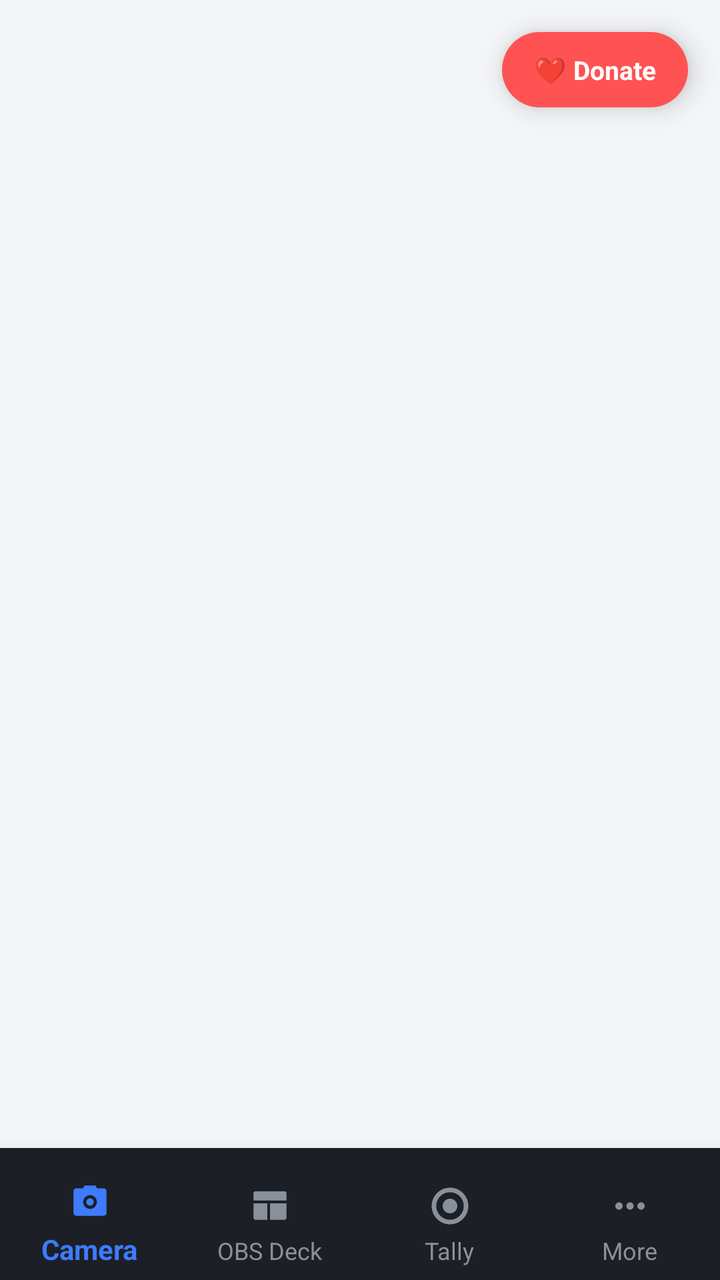
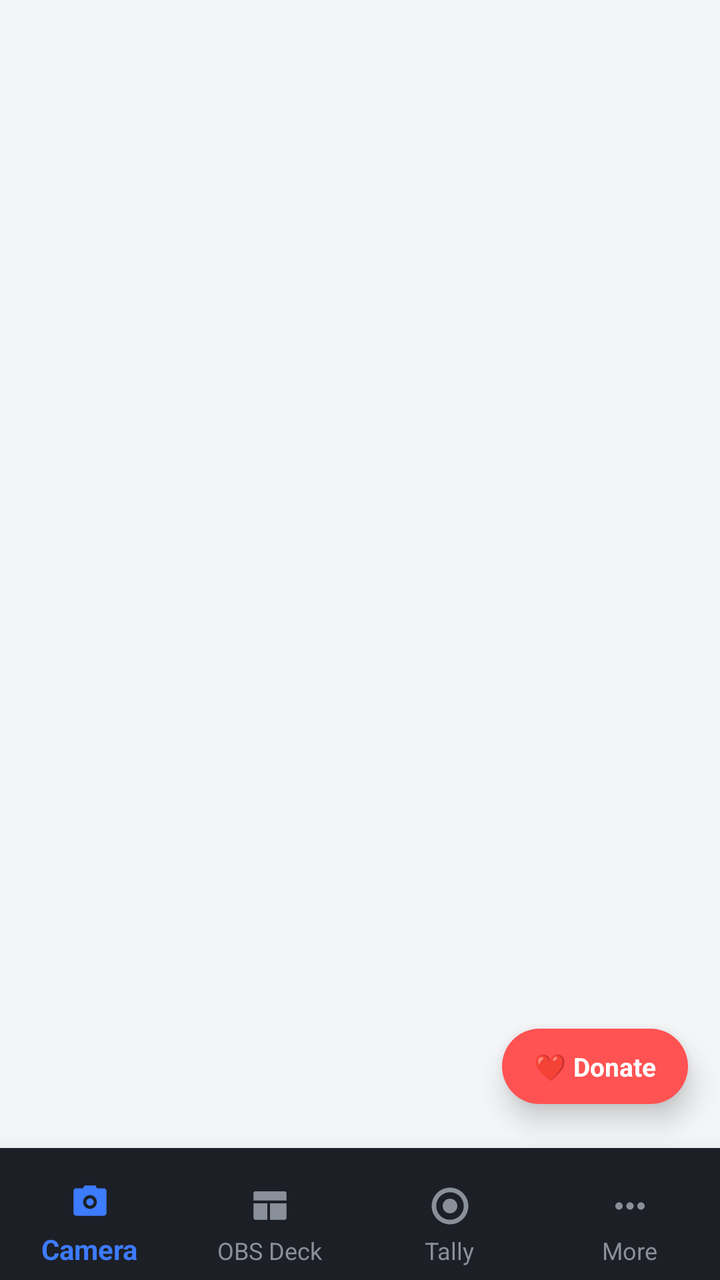

The first picture is an Android layout as it rendered before a commit; the second is the same layout after the commit. The layout source and the unified diff follow.
<!-- AndroidManifest.xml: application theme Theme.CameraPlugin -->
<!-- res/layout/activity_main.xml -->
<?xml version="1.0" encoding="utf-8"?>
<FrameLayout xmlns:android="http://schemas.android.com/apk/res/android"
    xmlns:app="http://schemas.android.com/apk/res-auto"
    android:layout_width="match_parent"
    android:layout_height="match_parent">

    <LinearLayout
        android:layout_width="match_parent"
        android:layout_height="match_parent"
        android:orientation="vertical"
        android:background="@color/bg">

        <FrameLayout
            android:id="@+id/fragment_container"
            android:layout_width="match_parent"
            android:layout_height="0dp"
            android:layout_weight="1"
            android:background="@color/bg" />

        <include android:id="@+id/bottomNav" layout="@layout/bottom_nav_bar" />
    </LinearLayout>

    <TextView
        android:id="@+id/donateFab"
        android:layout_width="wrap_content"
        android:layout_height="wrap_content"
        android:layout_gravity="top|end"
        android:layout_margin="16dp"
        android:text="❤ Donate"
        android:textColor="#FFFFFF"
        android:textStyle="bold"
        android:textSize="13sp"
        android:paddingStart="16dp"
        android:paddingEnd="16dp"
        android:paddingTop="10dp"
        android:paddingBottom="10dp"
        android:background="@drawable/bg_donate_fab"
        android:elevation="8dp"
        android:clickable="true"
        android:focusable="true" />

</FrameLayout>
<!-- res/layout/bottom_nav_bar.xml (included above) -->
<?xml version="1.0" encoding="utf-8"?>
<com.google.android.material.bottomnavigation.BottomNavigationView
    xmlns:android="http://schemas.android.com/apk/res/android"
    xmlns:app="http://schemas.android.com/apk/res-auto"
    android:id="@+id/bottomNav"
    android:layout_width="match_parent"
    android:layout_height="wrap_content"
    android:minHeight="56dp"
    android:paddingTop="10dp"
    android:layout_gravity="bottom"
    android:background="@drawable/bg_dock_menu"
    android:elevation="16dp"
    app:menu="@menu/bottom_nav_menu"
    app:labelVisibilityMode="labeled"
    app:itemIconTint="@color/dock_icon_tint"
    app:itemTextColor="@color/dock_icon_tint"
    app:itemIconSize="22dp"
    app:itemRippleColor="@android:color/transparent"
    app:itemBackground="@android:color/transparent" />
<!-- resources referenced by this layout -->
<resources>
  <color name="bg">#F4F5F7</color>
  <!-- drawable bg_dock_menu (drawable) -->
  <shape xmlns:android="http://schemas.android.com/apk/res/android">
      <solid android:color="#1C1F26" />
  </shape>
  <!-- drawable bg_donate_fab (drawable) -->
  <?xml version="1.0" encoding="utf-8"?>
  <shape xmlns:android="http://schemas.android.com/apk/res/android"
      android:shape="rectangle">
      <solid android:color="#FF5252" />
      <corners android:radius="24dp" />
  </shape>
  <style name="Theme.CameraPlugin" parent="Theme.AppCompat.DayNight.NoActionBar">
          <item name="android:fontFamily">sans-serif</item>
          <item name="colorPrimary">@color/accent</item>
          <item name="colorAccent">@color/accent</item>
          <item name="android:windowBackground">@color/bg</item>
      </style>
  <color name="accent">#3D7BFF</color>
</resources>

<!-- the commit's change to res/layout/activity_main.xml (unified diff, before → after) -->
@@ -24,8 +24,9 @@
         android:id="@+id/donateFab"
         android:layout_width="wrap_content"
         android:layout_height="wrap_content"
-        android:layout_gravity="top|end"
-        android:layout_margin="16dp"
+        android:layout_gravity="bottom|end"
+        android:layout_marginEnd="16dp"
+        android:layout_marginBottom="88dp"
         android:text="❤ Donate"
         android:textColor="#FFFFFF"
         android:textStyle="bold"
